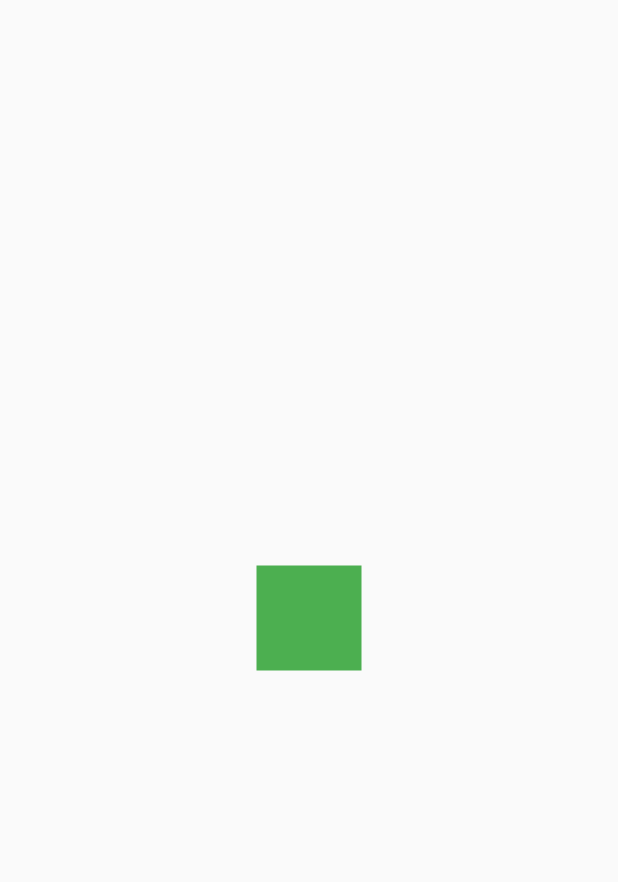
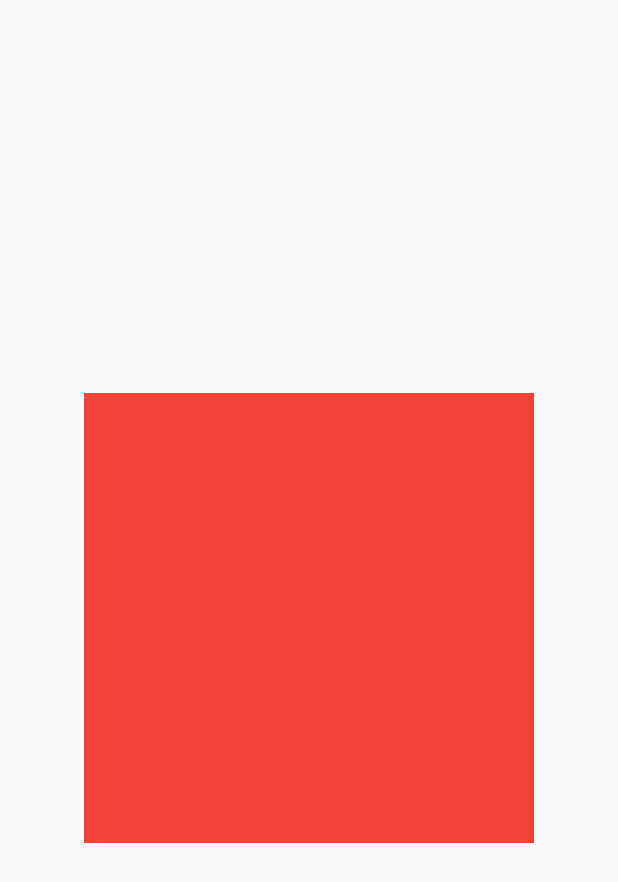
Before and after one commit to AleMancilla/AnimacionesFlutter, a Flutter app: the screen it shows after launch, on a phone screen of 412 x 824 dp. Shown: the top 882 px of the screen. Run offline on Flutter 3.47's test engine with Material 2 defaults, Android fonts, the phone set to English and light mode, and no system bars.

Commit message:
nueva aplicacion

```diff
--- /dev/null
+++ b/lib/src/pages/CircularProgressPage.dart
@@ -0,0 +1,22 @@
+import 'package:flutter/material.dart';
+
+class CircularProgressPage extends StatefulWidget {
+
+  @override
+  _CircularProgressPageState createState() => _CircularProgressPageState();
+}
+
+class _CircularProgressPageState extends State<CircularProgressPage> {
+  @override
+  Widget build(BuildContext context) {
+    return Scaffold(
+       body: Center(
+         child: Container(
+           width: 300.0,
+           height: 300.0,
+           color: Colors.red,
+         ),
+       ),
+    );
+  }
+}
--- a/lib/src/pages/HomeOne.dart
+++ b/lib/src/pages/HomeOne.dart
@@ -1,4 +1,5 @@
-import 'package:custom_painter/src/challenge/CuadradoAnimado.dart';
+//import 'package:custom_painter/src/challenge/CuadradoAnimado.dart';
+import 'package:custom_painter/src/pages/CircularProgressPage.dart';
 //import 'package:custom_painter/src/pages/AnimacionesPage.dart';
 //import 'package:custom_painter/src/widgets/HeaderOne.dart';
 import 'package:flutter/material.dart';
@@ -8,7 +9,7 @@ class HomeOne extends StatelessWidget {
   @override
   Widget build(BuildContext context) {
     return Scaffold(
-      body: AnimatedCuadrado(),
+      body: CircularProgressPage(),
     );
   }
 }
```
